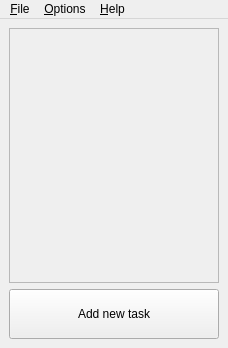
Above: MainWindow.ui from priomsrb/lighttasks before the change. Below: the same form after it.
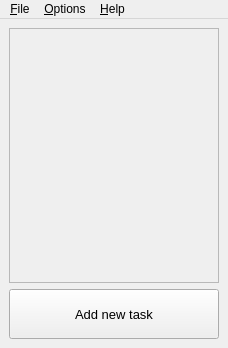
That is the form after the change. Icons and pictures are not drawn.

Commit message:
Made font sizes same across all platforms
This is required because our button sizes are the same across all
platforms. Having the font sizes different made it look odd.

Also the statistics window was made more compact.

The edit to the form file:
```diff
--- a/MainWindow.ui
+++ b/MainWindow.ui
@@ -62,6 +62,11 @@
         <height>50</height>
        </size>
       </property>
+      <property name="font">
+       <font>
+        <pointsize>10</pointsize>
+       </font>
+      </property>
       <property name="text">
        <string>Add new task</string>
       </property>
```
Left out of the diff: 6 changed lines with no effect on the pictures. The commit also changes 3 other files.
